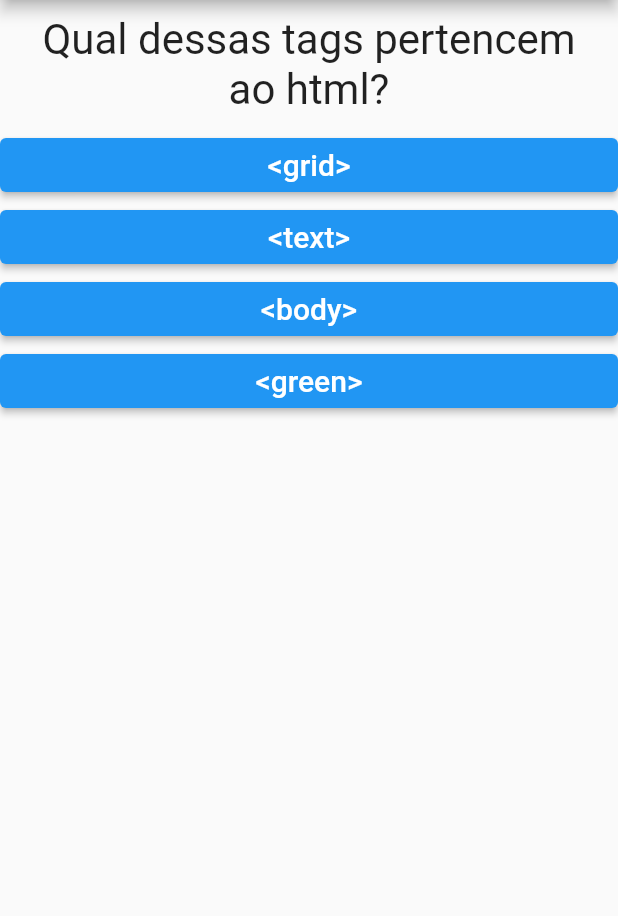
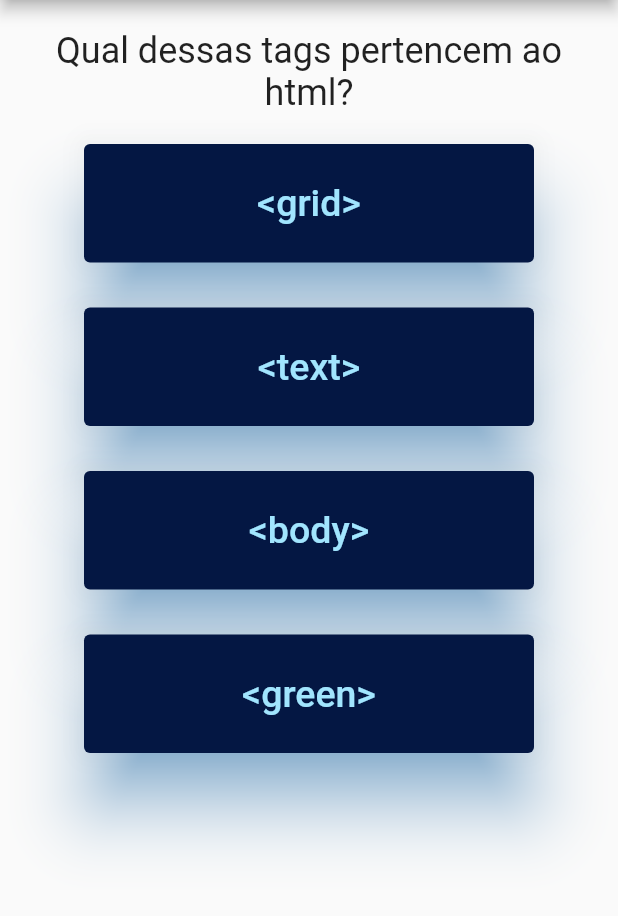
Before and after one commit to Thejuniordev/projeto_perguntaas, a Flutter app: the screen it shows after launch, on a phone screen of 412 x 824 dp, the part 84-1000 px from its top. Run offline on Flutter 3.47's test engine with Material 2 defaults, Android fonts, the phone set to English and light mode, and no system bars.

Commit message:
feat(Section 2): Final section

```diff
--- a/lib/question.dart
+++ b/lib/question.dart
@@ -9,10 +9,10 @@ class Question extends StatelessWidget {
   Widget build(BuildContext context) {
     return Container(
       width: double.infinity,
-      margin: const EdgeInsets.all(10),
+      margin: const EdgeInsets.all(20),
       child: Text(
         text,
-        style: const TextStyle(fontSize: 28),
+        style: const TextStyle(fontSize: 24),
         textAlign: TextAlign.center,
       ),
     );
--- a/lib/responses.dart
+++ b/lib/responses.dart
@@ -8,15 +8,33 @@ class Responses extends StatelessWidget {
 
   @override
   Widget build(BuildContext context) {
-    return Container(
-      width: double.infinity,
-      child: ElevatedButton(
-        child: Text(
-          text,
-          style: const TextStyle(fontSize: 20),
+    return Column(
+      children: [
+        Container(
+          width: 300,
+          child: ElevatedButton(
+            child: Text(
+              text,
+              style: const TextStyle(
+                fontSize: 25,
+                color: Color.fromARGB(255, 161, 229, 254),
+              ),
+            ),
+            onPressed: onSelection,
+            style: ElevatedButton.styleFrom(
+                primary: const Color.fromARGB(255, 4, 23, 67),
+                onPrimary: const Color.fromARGB(255, 7, 90, 255),
+                elevation: 20, // Elevation
+                shadowColor: const Color.fromARGB(255, 54, 164, 255),
+                padding: const EdgeInsets.all(25)
+                // Shadow Color
+                ),
+          ),
         ),
-        onPressed: onSelection,
-      ),
+        const SizedBox(
+          height: 30,
+        )
+      ],
     );
   }
 }
```
